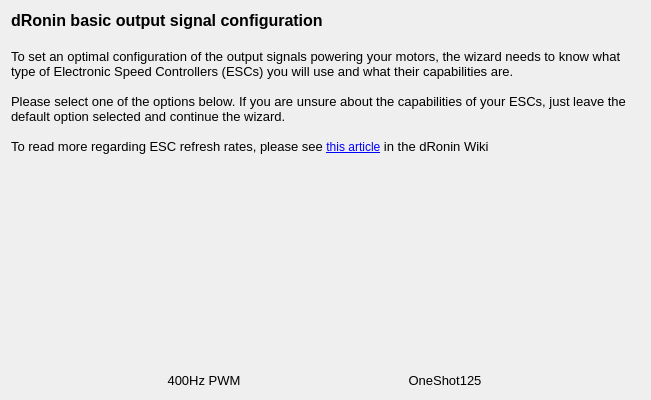
First picture: the form in ground/gcs/src/plugins/setupwizard/pages/outputpage.ui, repository d-ronin/dRonin, before the edit.
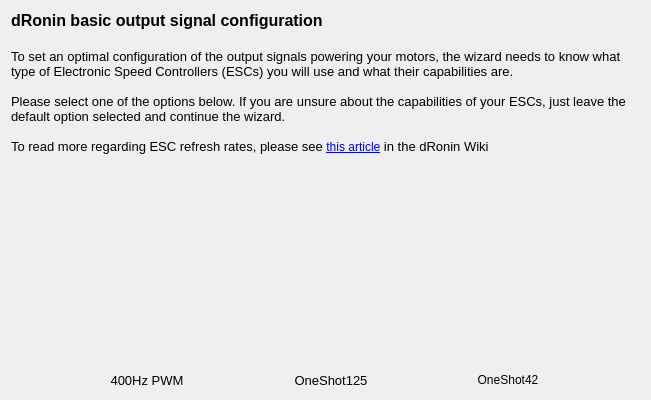
Second picture: the form after the edit. Icons and pictures are not drawn.

```diff
--- a/ground/gcs/src/plugins/setupwizard/pages/outputpage.ui
+++ b/ground/gcs/src/plugins/setupwizard/pages/outputpage.ui
@@ -146,6 +146,45 @@
        </property>
       </widget>
      </item>
+     <item>
+      <widget class="QToolButton" name="oneShot42Button">
+       <property name="toolTip">
+        <string>OneShot42Synchronous PWM</string>
+       </property>
+       <property name="styleSheet">
+        <string notr="true">QToolButton { border: none }</string>
+       </property>
+       <property name="text">
+        <string>OneShot42</string>
+       </property>
+       <property name="icon">
+        <iconset resource="../wizardResources.qrc">
+         <normaloff>:/setupwizard/resources/bttn-oneshot-up.png</normaloff>
+         <normalon>:/setupwizard/resources/bttn-oneshot-down.png</normalon>:/setupwizard/resources/bttn-oneshot-up.png</iconset>
+       </property>
+       <property name="iconSize">
+        <size>
+         <width>200</width>
+         <height>100</height>
+        </size>
+       </property>
+       <property name="checkable">
+        <bool>true</bool>
+       </property>
+       <property name="checked">
+        <bool>false</bool>
+       </property>
+       <property name="autoExclusive">
+        <bool>true</bool>
+       </property>
+       <property name="toolButtonStyle">
+        <enum>Qt::ToolButtonTextUnderIcon</enum>
+       </property>
+       <property name="autoRaise">
+        <bool>true</bool>
+       </property>
+      </widget>
+     </item>
     </layout>
    </item>
   </layout>
```
Left out of the diff: 4 changed lines with no effect on the pictures.
